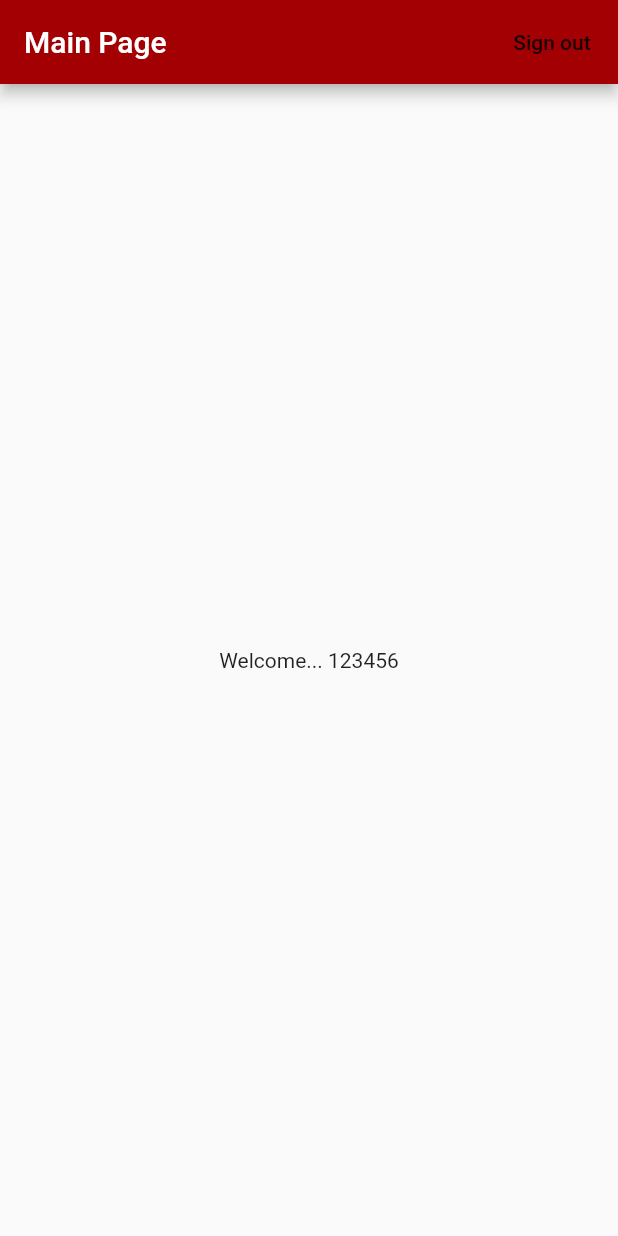
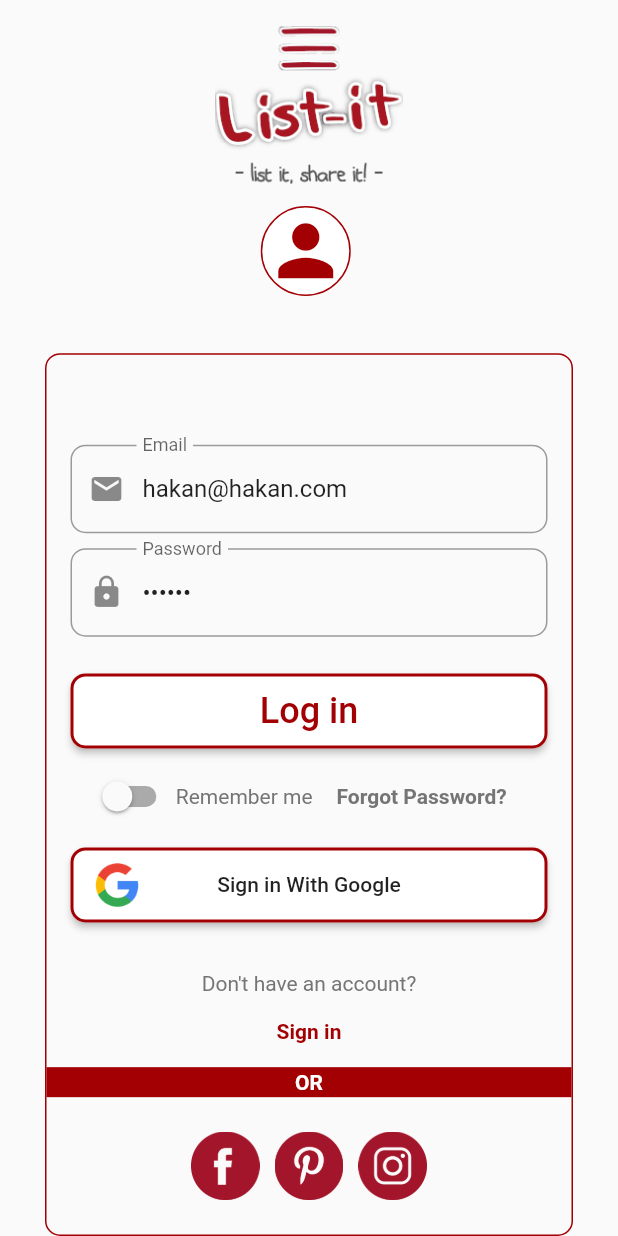
Before and after one commit to hcetinkaya-r/list_it_app, a Flutter app: the screen it shows after launch, on a phone screen of 412 x 824 dp. Run offline on Flutter 3.47's test engine with Material 2 defaults, Android fonts, the phone set to English and light mode, and no system bars; our stand-ins replace firebase_auth, firebase_core, get_it, google_sign_in; accounts and stored records are empty; Roboto replaces fonts that are missing (Futura).

Commit message:
sign in ve sign up page bir arada list it arayüzü tamamlandı

```diff
--- a/lib/app/landing_page.dart
+++ b/lib/app/landing_page.dart
@@ -1,6 +1,6 @@
 import 'package:flutter/material.dart';
 import 'package:list_it_app/app/home_page.dart';
-import 'package:list_it_app/app/sign_in/sign_in_page.dart';
+import 'package:list_it_app/app/sign_in/sign_in_sign_up_page.dart';
 import 'package:list_it_app/view_models/user_model.dart';
 import 'package:provider/provider.dart';
 
@@ -11,7 +11,7 @@ class LandingPage extends StatelessWidget {
 
     if (_userModel.state == ViewState.Idle) {
       if (_userModel.appUser == null) {
-        return SignInPage();
+        return SignInSignUpPage();
       } else {
         return HomePage(appUser: _userModel.appUser);
       }
--- /dev/null
+++ b/lib/app/sign_in/sign_in_sign_up_page.dart
@@ -0,0 +1,295 @@
+import 'package:flutter/cupertino.dart';
+import 'package:flutter/material.dart';
+import 'package:flutter/rendering.dart';
+import 'package:list_it_app/common_widget/flat_button.dart';
+import 'package:list_it_app/common_widget/page_avatar.dart';
+import 'package:list_it_app/common_widget/sign_in_button.dart';
+import 'package:list_it_app/models/app_user.dart';
+import 'package:list_it_app/view_models/user_model.dart';
+import 'package:provider/provider.dart';
+
+class SignInSignUpPage extends StatefulWidget {
+  @override
+  _SignInSignUpPageState createState() => _SignInSignUpPageState();
+}
+
+enum FormType { Register, Login }
+
+class _SignInSignUpPageState extends State<SignInSignUpPage> {
+  String _email, _password;
+  String _butonText, _linkText;
+  String _textChange;
+  var _formType = FormType.Login;
+  bool _switchState = false;
+  final _formKey = GlobalKey<FormState>();
+
+  void _formSubmit() async {
+    _formKey.currentState.save();
+    debugPrint("email: " + _email + " password: " + _password);
+    final _userModel = Provider.of<UserModel>(context, listen: false);
+
+    if (_formType == FormType.Login) {
+      AppUser _loggedInAppUser =
+          await _userModel.signInWithEmailAndPassword(_email, _password);
+      if (_loggedInAppUser != null)
+        print("Oturum açan user id: " + _loggedInAppUser.userID.toString());
+    } else {
+      AppUser _createdAppUser =
+          await _userModel.createUserWithEmailAndPassword(_email, _password);
+      if (_createdAppUser != null)
+        print("Olusturulan user id: " + _createdAppUser.userID.toString());
+    }
+  }
+
+  void _changeState() {
+    setState(() {
+      _formType =
+          _formType == FormType.Login ? FormType.Register : FormType.Login;
+
+    });
+  }
+
+  /*void _guestLogin(BuildContext context) async {
+    final _userModel = Provider.of<UserModel>(context, listen: false);
+    AppUser _appUser = await _userModel.signInAnonymously();
+    print("misafir oturumu acan user id: " + _appUser.userID.toString());
+  }*/
+
+  void _signInWithGoogle(BuildContext context) async {
+    final _userModel = Provider.of<UserModel>(context, listen: false);
+    AppUser _appUser = await _userModel.signInWithGoogle();
+    if (_appUser != null)
+      print("google ile oturum acan user id: " + _appUser.userID.toString());
+  }
+
+
+
+  @override
+  Widget build(BuildContext context) {
+    _butonText = _formType == FormType.Login ? "Log in" : "Sign in";
+    _linkText = _formType == FormType.Login ? "Sign in" : "Log in";
+    _textChange = _formType == FormType.Login ? "Don't have an account?" : "Do you have an account?";
+
+
+    final _userModel = Provider.of<UserModel>(context);
+
+
+    return Scaffold(
+      body: SafeArea(
+        child: Stack(
+          children: <Widget>[
+            Column(
+              mainAxisAlignment: MainAxisAlignment.spaceBetween,
+              children: [
+                Image.asset(
+                  ("images/loginLogo.png"),
+                  width: 125,
+                  height: 140,
+                ),
+                Container(
+                  margin: EdgeInsets.only(right: 30, left: 30),
+                  height: MediaQuery.of(context).size.height / 1.4,
+                  decoration: BoxDecoration(
+                    borderRadius: BorderRadius.all(Radius.circular(10)),
+                    border: Border.all(color: Theme.of(context).primaryColor),
+                  ),
+                  child: Column(
+                    mainAxisAlignment: MainAxisAlignment.spaceBetween,
+                    children: [
+                      Column(
+                        children: <Widget>[
+                          Form(
+                            key: _formKey,
+                            child: Column(
+                              mainAxisSize: MainAxisSize.min,
+                              mainAxisAlignment: MainAxisAlignment.spaceBetween,
+                              children: <Widget>[
+                                SizedBox(height: 60),
+                                Padding(
+                                  padding:
+                                      const EdgeInsets.fromLTRB(16, 0, 16, 0),
+                                  child: TextFormField(
+                                      initialValue: "hakan@hakan.com",
+                                      keyboardType: TextInputType.emailAddress,
+                                      decoration: InputDecoration(
+                                        errorText:
+                                            _userModel.emailErrorMessage != null
+                                                ? _userModel.emailErrorMessage
+                                                : null,
+                                        prefixIcon: Icon(Icons.mail),
+                                        hintText: "Email",
+                                        labelText: "Email",
+                                        border: OutlineInputBorder(
+                                          borderRadius: BorderRadius.all(
+                                              Radius.circular(10)),
+                                        ),
+                                      ),
+                                      onSaved: (String enteredEmail) {
+                                        _email = enteredEmail;
+                                      }),
+                                ),
+                                SizedBox(height: 10),
+                                Padding(
+                                  padding:
+                                      const EdgeInsets.fromLTRB(16, 0, 16, 0),
+                                  child: TextFormField(
+                                    initialValue: "123456",
+                                    obscureText: true,
+                                    decoration: InputDecoration(
+                                      errorText:
+                                          _userModel.passwordErrorMessage !=
+                                                  null
+                                              ? _userModel.passwordErrorMessage
+                                              : null,
+                                      prefixIcon: Icon(Icons.lock),
+                                      hintText: "Password",
+                                      labelText: "Password",
+                                      border: OutlineInputBorder(
+                                        borderRadius: BorderRadius.all(
+                                            Radius.circular(10)),
+                                      ),
+                                    ),
+                                    onSaved: (String enteredPassword) {
+                                      _password = enteredPassword;
+                                    },
+                                  ),
+                                ),
+                              ],
+                            ),
+                          ),
+                        ],
+                      ),
+                      Padding(
+                        padding: const EdgeInsets.all(16.0),
+                        child: Column(
+                          children: <Widget>[
+                            SignInButton(
+                              buttonText: _butonText,
+                              buttonTextSize: 24,
+                              onPressed: () => _formSubmit(),
+                            ),
+                            Row(
+                              mainAxisSize: MainAxisSize.min,
+                              mainAxisAlignment: MainAxisAlignment.end,
+                              children: [
+                                Switch(
+                                  onChanged: (value) {
+                                    setState(() {
+                                      _switchState = value;
+                                    });
+                                  },
+                                  activeColor: Colors.green,
+                                  value: _switchState,
+                                ),
+                                Text(
+                                  "Remember me",
+                                  style: TextStyle(
+                                    color: Colors.grey.shade600,
+                                  ),
+                                ),
+                                AppFlatButton(
+                                  buttonTextColor: Colors.grey.shade600,
+                                  buttonText: "Forgot Password?",
+                                  buttonTextWeight: FontWeight.bold,
+                                  onPressed: () {},
+                                ),
+                              ],
+                            ),
+                            Padding(
+                              padding: const EdgeInsets.only(top: 10.0),
+                              child: SignInButton(
+                                buttonColor: Colors.white,
+                                buttonText: "Sign in With Google",
+                                buttonTextSize: 16,
+                                textColor: Colors.black87,
+                                buttonIcon:
+                                    Image.asset("images/google-logo.png"),
+                                onPressed: () => _signInWithGoogle(context),
+                              ),
+                            ),
+
+                            /*SocialLoginButton(
+                                  buttonText: "Guest Login",
+                                  onPressed: () => _guestLogin(context),
+                                  buttonIcon: Icon(Icons.supervised_user_circle,
+                                      color: Colors.white),
+                                ),*/
+                          ],
+                        ),
+                      ),
+                      Column(
+                        children: <Widget>[
+                          Text(
+                            _textChange,
+                            style: TextStyle(
+                              color: Colors.grey.shade600,
+                            ),
+                          ),
+                          AppFlatButton(
+                            buttonText: _linkText,
+                            buttonTextColor: Color(0xFFA30003),
+                            buttonTextWeight: FontWeight.bold,
+                            onPressed: () => _changeState(),
+                          ),
+                          Container(
+                            alignment: Alignment.center,
+                            color: Color(0xFFA30003),
+                            height: 20,
+                            child: Text(
+                              "OR",
+                              style: TextStyle(
+                                  color: Colors.white,
+                                  fontWeight: FontWeight.bold),
+                            ),
+                          ),
+                          Row(
+                            mainAxisSize: MainAxisSize.min,
+                            children: <Widget>[
+                              InkWell(
+                                onTap: () {},
+                                child: Image.asset(
+                                  "images/facebook.png",
+                                  width: MediaQuery.of(context).size.width / 9,
+                                  height:
+                                      MediaQuery.of(context).size.height / 9,
+                                ),
+                              ),
+                              SizedBox(width: 10),
+                              InkWell(
+                                onTap: () {},
+                                child: Image.asset(
+                                  "images/pinterest.png",
+                                  width: MediaQuery.of(context).size.width / 9,
+                                  height:
+                                      MediaQuery.of(context).size.height / 9,
+                                ),
+                              ),
+                              SizedBox(width: 10),
+                              InkWell(
+                                onTap: () {},
+                                child: Image.asset(
+                                  "images/instagram.png",
+                                  width: MediaQuery.of(context).size.width / 9,
+                                  height:
+                                      MediaQuery.of(context).size.height / 9,
+                                ),
+                              ),
+                            ],
+                          ),
+                        ],
+                      ),
+                    ],
+                  ),
+                ),
+              ],
+            ),
+            Positioned(
+                top: MediaQuery.of(context).size.height / 6,
+                left: MediaQuery.of(context).size.width / 2.37,
+                child: PageAvatar()),
+          ],
+        ),
+      ),
+    );
+  }
+}
--- /dev/null
+++ b/lib/common_widget/flat_button.dart
@@ -0,0 +1,33 @@
+import 'package:flutter/cupertino.dart';
+import 'package:flutter/material.dart';
+import 'package:flutter/rendering.dart';
+
+
+class AppFlatButton extends StatelessWidget {
+  final Color buttonTextColor;
+  final Color buttonColor;
+  final String buttonText;
+  final double buttonTextSize;
+  final FontWeight buttonTextWeight;
+  final VoidCallback onPressed;
+
+  const AppFlatButton({
+    Key key,
+    this.buttonTextColor,
+    this.buttonColor,
+    this.buttonText,
+    this.buttonTextSize,
+    this.buttonTextWeight,
+    @required this.onPressed,
+  }) : super(key: key);
+
+  @override
+  Widget build(BuildContext context) {
+    return FlatButton(
+      color: buttonColor,
+      textColor: buttonTextColor,
+      child: Text(buttonText, style: TextStyle(fontSize: buttonTextSize, fontWeight: buttonTextWeight,),),
+      onPressed: onPressed,
+    );
+  }
+}
--- /dev/null
+++ b/lib/common_widget/page_avatar.dart
@@ -0,0 +1,42 @@
+import 'package:flutter/cupertino.dart';
+import 'package:flutter/material.dart';
+import 'package:flutter/rendering.dart';
+
+class PageAvatar extends StatelessWidget {
+  final double avatarWidth;
+  final double avatarHeight;
+  final Color backgroundColor;
+  final Color borderColor;
+  final Color iconColor;
+  final IconData avatarIcon;
+  final double iconSize;
+
+  const PageAvatar({
+    Key key,
+    this.avatarWidth: 60,
+    this.avatarHeight: 60,
+    this.backgroundColor: Colors.white,
+    this.iconColor: const Color(0xFFA30003),
+    this.borderColor: const Color(0xFFA30003),
+    this.avatarIcon: Icons.person,
+    this.iconSize: 55,
+  }) : super(key: key);
+
+  @override
+  Widget build(BuildContext context) {
+    return Container(
+      width: avatarWidth,
+      height: avatarHeight,
+      decoration: BoxDecoration(
+        color: backgroundColor,
+        shape: BoxShape.circle,
+        border: Border.all(color: borderColor),
+      ),
+      child: Icon(
+        avatarIcon,
+        size: iconSize,
+        color: iconColor,
+      ),
+    );
+  }
+}
--- a/lib/common_widget/social_login_button.dart
+++ b/lib/common_widget/sign_in_button.dart
@@ -2,37 +2,45 @@ import 'package:flutter/cupertino.dart';
 import 'package:flutter/material.dart';
 import 'package:flutter/rendering.dart';
 
-class SocialLoginButton extends StatelessWidget {
-  final String butonText;
-  final Color butonColor;
+class SignInButton extends StatelessWidget {
+  final String buttonText;
+  final Color buttonColor;
   final Color textColor;
   final double radius;
-  final double yukseklik;
-  final Widget butonIcon;
+  final double buttonHeight;
+  final Widget buttonIcon;
+  final Color borderColor;
+  final double borderWidth;
+  final double buttonTextSize;
   final VoidCallback onPressed;
 
-  const SocialLoginButton(
+  const SignInButton(
       {Key key,
-      @required this.butonText,
-      this.butonColor,
-      this.textColor: Colors.white,
-      this.radius: 16,
-      this.yukseklik: 50,
-      this.butonIcon,
+      @required this.buttonText,
+      this.buttonColor : Colors.white,
+      this.textColor: const Color(0xFFA30003),
+      this.radius: 10,
+      this.buttonHeight: 50,
+      this.buttonIcon,
+        this.borderColor : const Color(0xFFA30003),
+        this.borderWidth : 2,
+        this.buttonTextSize : 24,
       @required this.onPressed})
-      : assert(butonText != null, onPressed != null),
+      : assert(buttonText != null, onPressed != null),
         super(key: key);
 
   @override
   Widget build(BuildContext context) {
     return Container(
+
       margin: EdgeInsets.only(bottom: 8),
       child: SizedBox(
-        height: yukseklik,
+        height: buttonHeight,
         child: RaisedButton(
           onPressed: onPressed,
-          color: butonColor,
+          color: buttonColor,
           shape: RoundedRectangleBorder(
+            side: BorderSide(width: borderWidth, color: borderColor,),
             borderRadius: BorderRadius.all(
               Radius.circular(radius),
             ),
@@ -42,22 +50,22 @@ class SocialLoginButton extends StatelessWidget {
             mainAxisAlignment: MainAxisAlignment.spaceBetween,
             children: [
               //Spreads, Collection-if, Collection-for
-              if (butonIcon != null) ...[
-                butonIcon,
+              if (buttonIcon != null) ...[
+                buttonIcon,
                 Text(
-                  butonText,
+                  buttonText,
                   textAlign: TextAlign.center,
-                  style: TextStyle(color: textColor),
+                  style: TextStyle(color: textColor, fontSize: 14),
                 ),
-                Opacity(opacity: 0, child: butonIcon),
+                Opacity(opacity: 0, child: buttonIcon),
               ],
 
-              if (butonIcon == null) ...[
+              if (buttonIcon == null) ...[
                 Container(),
                 Text(
-                  butonText,
+                  buttonText,
                   textAlign: TextAlign.center,
-                  style: TextStyle(color: textColor),
+                  style: TextStyle(color: textColor, fontSize: buttonTextSize),
                 ),
                 Container(),
               ]
--- a/lib/repository/user_repository.dart
+++ b/lib/repository/user_repository.dart
@@ -11,7 +11,7 @@ class UserRepository implements AuthBase {
   FakeAuthenticationService _fakeAuthenticationService =
       locator<FakeAuthenticationService>();
 
-  AppMode appMode = AppMode.DEBUG;
+  AppMode appMode = AppMode.RELEASE;
 
   @override
   Future<AppUser> currentUser() async {
--- a/lib/view_models/user_model.dart
+++ b/lib/view_models/user_model.dart
@@ -130,11 +130,13 @@ class UserModel with ChangeNotifier implements AuthBase {
     if (password.length < 6) {
       passwordErrorMessage = "The password should be 6 characters at least";
       result = false;
-    }else passwordErrorMessage = null;
+    } else
+      passwordErrorMessage = null;
     if (!email.contains('@')) {
       emailErrorMessage = "Invalid email";
       result = false;
-    }else emailErrorMessage = null;
+    } else
+      emailErrorMessage = null;
     return result;
   }
 }
--- a/pubspec.yaml
+++ b/pubspec.yaml
@@ -27,6 +27,7 @@ dependencies:
   get_it: ^4.0.4
   provider: ^4.3.2+1
   google_sign_in: ^4.5.3
+  cloud_firestore: ^0.14.0+2
 
 
 
```
Also changed, not shown: lib/app/sign_in/email_password_login.dart (deleted, +0 -124 lines), lib/app/sign_in/sign_in_page.dart (deleted, +0 -101 lines), lib/common_widget/page_title.dart (added, +29 -0 lines), images/facebook.png (added), images/instagram.png (added), images/loginLogo.png (added), images/pinterest.png (added), pubspec.lock, 1 other file.
